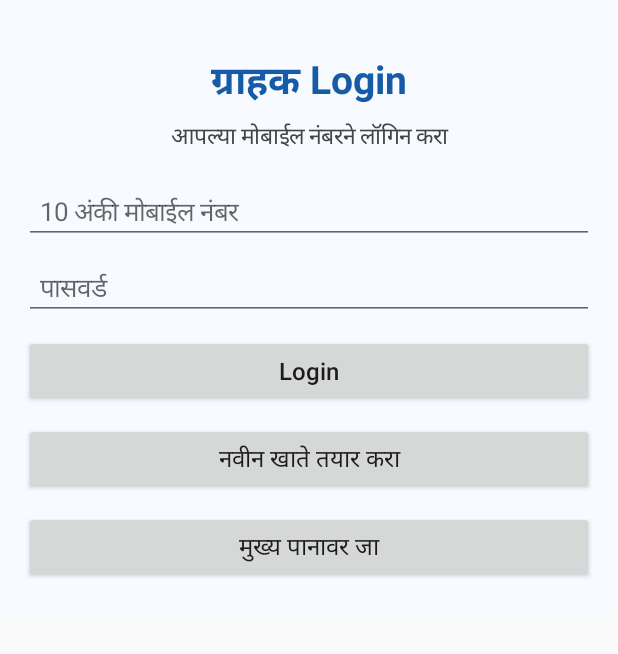
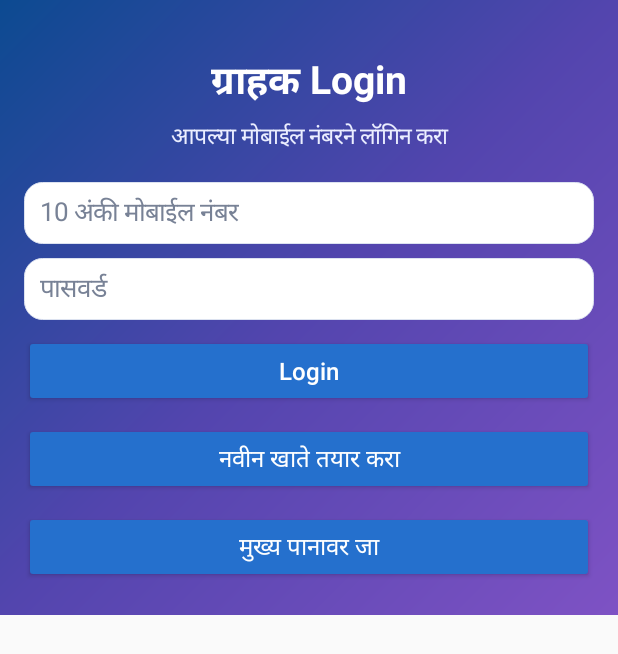
Before and after one commit to sj5397921-wq/Gopal-CSC-Center-New-App, an Android app: the screen it shows after launch (MainActivity), after a tap on an icon or button, on a phone screen of 412 x 824 dp. Shown: the top 654 px of the screen. Run offline under Robolectric (Android 15) with nearby library versions, the phone set to English and light mode, and no system bars; our stand-ins replace Firebase (no records; nobody signed in at launch, a user with empty details on screens opened directly).

Commit message:
Apply colorful gradient theme to all app screens

```diff
--- a/app/src/main/java/com/gopalcsccenter/app/MainActivity.kt
+++ b/app/src/main/java/com/gopalcsccenter/app/MainActivity.kt
@@ -25,14 +25,18 @@ class MainActivity : AppCompatActivity() {
         orientation = LinearLayout.VERTICAL
         gravity = Gravity.CENTER_HORIZONTAL
         setPadding(24, 28, 24, 24)
-        setBackgroundColor(Color.rgb(247, 250, 255))
+        background = android.graphics.drawable.GradientDrawable(
+            android.graphics.drawable.GradientDrawable.Orientation.TL_BR,
+            intArrayOf(Color.rgb(12, 74, 145), Color.rgb(83, 69, 174), Color.rgb(126, 82, 196))
+        )
+
     }
 
     private fun addHeading(parent: LinearLayout, title: String, subtitle: String? = null) {
         parent.addView(TextView(this).apply {
             text = title
             textSize = 26f
-            setTextColor(blue)
+            setTextColor(Color.WHITE)
             gravity = Gravity.CENTER
             setPadding(0, 24, 0, 10)
             setTypeface(null, android.graphics.Typeface.BOLD)
@@ -41,7 +45,7 @@ class MainActivity : AppCompatActivity() {
             parent.addView(TextView(this).apply {
                 text = subtitle
                 textSize = 15f
-                setTextColor(Color.DKGRAY)
+                setTextColor(Color.rgb(235, 238, 255))
                 gravity = Gravity.CENTER
                 setPadding(0, 0, 0, 22)
             })
@@ -60,6 +64,13 @@ class MainActivity : AppCompatActivity() {
             textSize = 17f
             setSingleLine(true)
             setPadding(16, 12, 16, 12)
+            setTextColor(Color.rgb(35, 48, 64))
+            setHintTextColor(Color.rgb(120, 130, 150))
+            background = android.graphics.drawable.GradientDrawable().apply {
+                setColor(Color.WHITE)
+                cornerRadius = dp(12).toFloat()
+                setStroke(dp(1), Color.rgb(220, 226, 240))
+            }
             if (maxLength != null) filters = arrayOf(InputFilter.LengthFilter(maxLength))
         }
         parent.addView(field, LinearLayout.LayoutParams(
@@ -74,6 +85,8 @@ class MainActivity : AppCompatActivity() {
             text = label
             textSize = 16f
             isAllCaps = false
+            setTextColor(Color.WHITE)
+            backgroundTintList = android.content.res.ColorStateList.valueOf(Color.rgb(37, 112, 205))
             setOnClickListener { action() }
         }, LinearLayout.LayoutParams(
             LinearLayout.LayoutParams.MATCH_PARENT,
```
